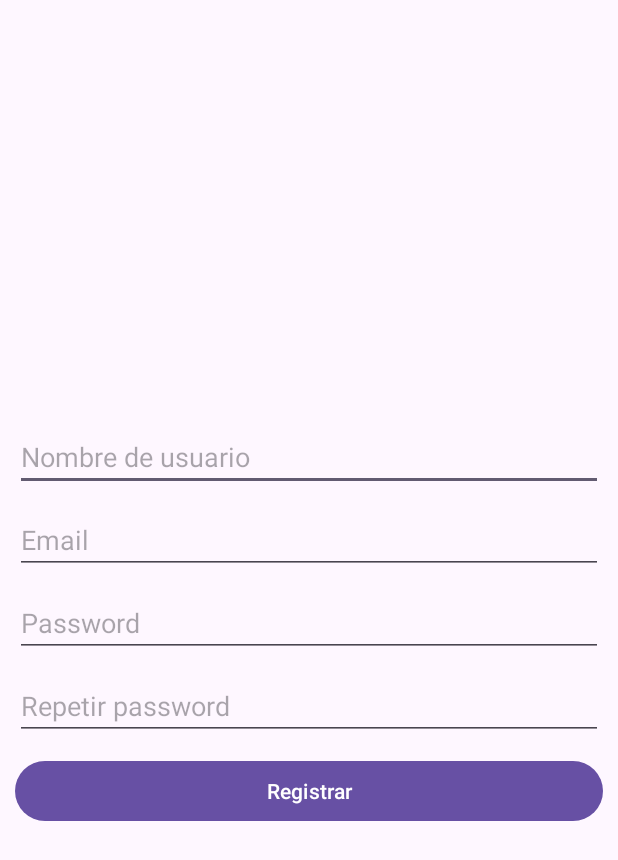
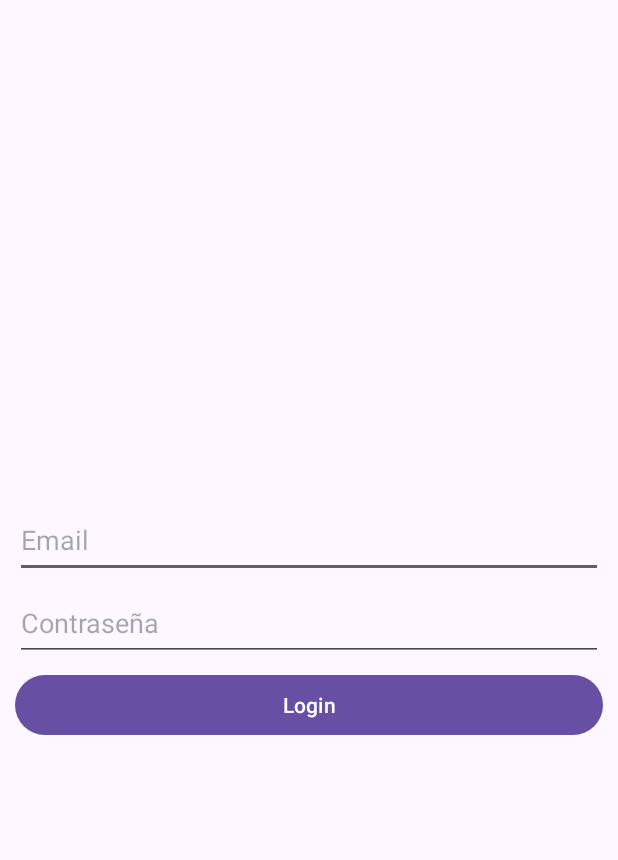
Before and after one commit to gitjmm/ChatUCAM, an Android app: the screen it shows after launch (RegistroActivity before the commit, LoginActivity after it), after a tap on "Ingresar", on a phone screen of 412 x 824 dp. Shown: the top 860 px of the screen. Run offline under Robolectric (Android 15) with nearby library versions, the phone set to English and light mode, and no system bars; our stand-ins replace Firebase (no records; nobody signed in at launch, a user with empty details on screens opened directly).

Commit message:
Login de usuario

```diff
--- a/app/build.gradle
+++ b/app/build.gradle
@@ -46,4 +46,5 @@ dependencies {
     implementation platform('com.google.firebase:firebase-bom:32.4.0')
     implementation 'com.google.firebase:firebase-auth'
     implementation 'com.google.firebase:firebase-database'
+    implementation 'com.google.android.material:material:1.8.0'
 }
--- a/app/src/main/java/com/jmmostazo/chatucam/Inicio.kt
+++ b/app/src/main/java/com/jmmostazo/chatucam/Inicio.kt
@@ -36,9 +36,9 @@ class Inicio : AppCompatActivity() {
             startActivity(intent)
         }
 
-        //Evento cuando pulsamos el botón Registro
+        //Evento cuando pulsamos el botón Login
         Btn_ir_logueo.setOnClickListener {
-            val intent = Intent(this@Inicio, RegistroActivity::class.java)
+            val intent = Intent(this@Inicio, LoginActivity::class.java)
             Toast.makeText(applicationContext,"Login de usuario",Toast.LENGTH_LONG).show()
             startActivity(intent)
         }
--- a/app/src/main/java/com/jmmostazo/chatucam/LoginActivity.kt
+++ b/app/src/main/java/com/jmmostazo/chatucam/LoginActivity.kt
@@ -1,11 +1,77 @@
 package com.jmmostazo.chatucam
 
+import android.content.Intent
 import androidx.appcompat.app.AppCompatActivity
 import android.os.Bundle
-
+import android.widget.Button
+import android.widget.EditText
+import android.widget.Toast
+import com.google.firebase.auth.FirebaseAuth
+/*
+En esta clase vamos a recoger la información correspondiente al login de usuario.
+También realizaremos la comprobación de dicho login en Firebase
+ */
 class LoginActivity : AppCompatActivity() {
+    private lateinit var Et_email : EditText
+    private lateinit var Et_password : EditText
+    private lateinit var Btn_login : Button
+    private lateinit var auth: FirebaseAuth
     override fun onCreate(savedInstanceState: Bundle?) {
         super.onCreate(savedInstanceState)
         setContentView(R.layout.activity_login)
+
+        InicializarVariables()
+
+        Btn_login.setOnClickListener {
+            ValidarDatos()
+        }
     }
+
+
+    private fun InicializarVariables(){
+        Et_email = findViewById(R.id.Et_email_login)
+        Et_password = findViewById(R.id.Et_password_login)
+        Btn_login = findViewById(R.id.Btn_login)
+        auth = FirebaseAuth.getInstance()
+
+    }
+
+    private fun ValidarDatos(){
+        val email : String = Et_email.text.toString()
+        val password : String = Et_password.text.toString()
+        /*if (!email.isEmpty() && !password.isEmpty()) {
+            Toast.makeText(applicationContext, "Haciendo Login", Toast.LENGTH_LONG).show()
+            LoginUsuario(email, password)
+        }*/
+
+        if (email.isEmpty()){
+            Toast.makeText(applicationContext,"Introduzca email",Toast.LENGTH_LONG).show()
+        }else if(password.isEmpty()){
+            Toast.makeText(applicationContext,"Introduzca contraseña",Toast.LENGTH_LONG).show()
+        }else {
+            //Toast.makeText(applicationContext, "Haciendo Login", Toast.LENGTH_LONG).show()
+            LoginUsuario(email, password)
+        }
+
+    }
+    //En esta función realizamos el login de usuario en Firebase mediante email y password
+    private fun LoginUsuario(email : String,password : String){
+        auth.signInWithEmailAndPassword(email,password)
+            .addOnCompleteListener { task->
+                if (task.isSuccessful){
+                    val intent = Intent(this@LoginActivity,MainActivity::class.java)
+                    Toast.makeText(applicationContext,"Se ha logueado",Toast.LENGTH_LONG).show()
+                    startActivity(intent)
+                    finish()
+                }else{
+                    Toast.makeText(applicationContext,"Ha ocurrido un error",Toast.LENGTH_LONG).show()
+                }
+            }.addOnFailureListener{
+                e-> Toast.makeText(applicationContext, "{ ${e.message }}",Toast.LENGTH_LONG).show()
+            }
+
+
+    }
+
+
 }
--- a/app/src/main/res/layout/activity_login.xml
+++ b/app/src/main/res/layout/activity_login.xml
@@ -6,4 +6,36 @@
     android:layout_height="match_parent"
     tools:context=".LoginActivity">
 
+    <LinearLayout
+        android:layout_width="match_parent"
+        android:layout_height="match_parent"
+        android:orientation="vertical"
+        android:gravity="center"
+        android:padding="10dp">
+
+        <EditText
+            android:layout_width="match_parent"
+            android:layout_height="50dp"
+            android:id="@+id/Et_email_login"
+            android:hint="@string/Et_email_login"
+            android:inputType="textEmailAddress"
+            android:layout_marginTop="5dp"/>
+
+        <EditText
+            android:layout_width="match_parent"
+            android:layout_height="50dp"
+            android:id="@+id/Et_password_login"
+            android:hint="@string/Et_password_login"
+            android:inputType="textPassword"
+            android:layout_marginTop="5dp"/>
+        <Button
+            android:layout_width="match_parent"
+            android:layout_height="wrap_content"
+            android:id="@+id/Btn_login"
+            android:hint="@string/Btn_login"
+            android:layout_marginTop="5dp"
+            android:text="Login"/>
+
+    </LinearLayout>
+
 </androidx.constraintlayout.widget.ConstraintLayout>
--- a/app/src/main/res/layout/activity_registro.xml
+++ b/app/src/main/res/layout/activity_registro.xml
@@ -34,7 +34,8 @@
             android:inputType="textPassword"
             android:layout_marginTop="10dp"
             android:layout_width="match_parent"
-            android:layout_height="wrap_content"/>
+            android:layout_height="wrap_content"
+            />
         <EditText
             android:id="@+id/Et_r_password"
             android:hint="@string/Et_r_password"
--- a/app/src/main/res/values/strings.xml
+++ b/app/src/main/res/values/strings.xml
@@ -13,4 +13,9 @@
 
     <string name="menu_salir">Cerrar Sesión</string>
 
+    <string name = "Et_email_login">Email</string>
+    <string name = "Et_password_login">Contraseña</string>
+    <string name = "Btn_login">Ingresar</string>
+
+    <!--<string name="Btn_cerrar_sesion">Cerrar Sesión</string>-->
 </resources>
```
Also changed, not shown: app/src/main/java/com/jmmostazo/chatucam/MainActivity.kt (+13 -3 lines), app/src/main/res/layout/activity_main.xml (+4 -10 lines), app/src/main/res/menu/menu_principal.xml (+5 -3 lines).
